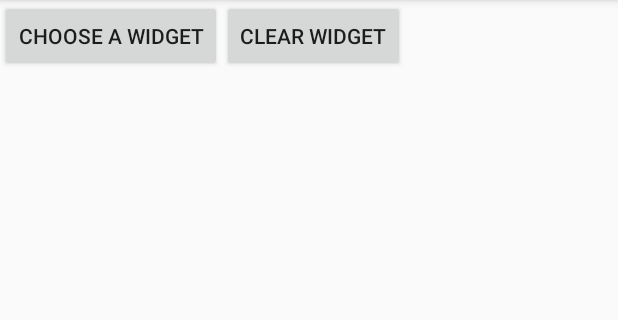
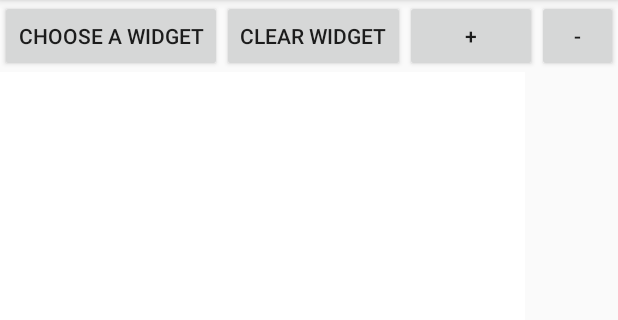
Before and after one commit to ehart1217/WidgetDemo, an Android app: the screen it shows after launch (MainActivity), on a phone screen of 412 x 824 dp, the part 84-404 px from its top. Run offline under Robolectric (Android 15) with nearby library versions, the phone set to English and light mode, and no system bars.

Commit message:
add a new activity to show custom widget picker.

```diff
--- a/app/src/main/AndroidManifest.xml
+++ b/app/src/main/AndroidManifest.xml
@@ -15,6 +15,7 @@
                 <category android:name="android.intent.category.LAUNCHER" />
             </intent-filter>
         </activity>
+        <activity android:name=".ChooseWidgetActivity" />
     </application>
 
 </manifest>
--- a/app/src/main/java/com/example/wanchi/myapplication/MainActivity.java
+++ b/app/src/main/java/com/example/wanchi/myapplication/MainActivity.java
@@ -11,6 +11,7 @@ import android.view.View;
 import android.view.ViewGroup;
 
 import java.util.ArrayList;
+import java.util.List;
 
 public class MainActivity extends AppCompatActivity implements View.OnClickListener {
 
@@ -23,6 +24,8 @@ public class MainActivity extends AppCompatActivity implements View.OnClickListe
     private ViewGroup mContainer;//widget容器
     private View mChooseBtn;
     private View mClearBtn;
+    private View mScaleBtn;
+    private View mMinusBtn;
 
     @Override
     protected void onCreate(Bundle savedInstanceState) {
@@ -37,10 +40,11 @@ public class MainActivity extends AppCompatActivity implements View.OnClickListe
         mContainer = (ViewGroup) findViewById(R.id.activity_widget_container);
         mChooseBtn = findViewById(R.id.activity_choose_widget_btn);
         mClearBtn = findViewById(R.id.activity_clear_widget_btn);
+        mScaleBtn = findViewById(R.id.activity_scale_btn);
+        mMinusBtn = findViewById(R.id.activity_minus_btn);
     }
 
     private void initWidget() {
-        mContainer = (ViewGroup) findViewById(R.id.activity_widget_container);
         mAppWidgetManager = AppWidgetManager.getInstance(this);
         mAppWidgetHost = new AppWidgetHost(this, APPWIDGET_HOST_ID);
     }
@@ -48,6 +52,8 @@ public class MainActivity extends AppCompatActivity implements View.OnClickListe
     private void addListener() {
         mChooseBtn.setOnClickListener(this);
         mClearBtn.setOnClickListener(this);
+        mScaleBtn.setOnClickListener(this);
+        mMinusBtn.setOnClickListener(this);
     }
 
     @Override
@@ -57,7 +63,18 @@ public class MainActivity extends AppCompatActivity implements View.OnClickListe
             selectWidget();
         } else if (id == R.id.activity_clear_widget_btn) {
             clearWidget();
+        } else if (id == R.id.activity_scale_btn) {
+            scaleContainer(1.2f);
+        } else if (id == R.id.activity_minus_btn) {
+            scaleContainer(0.8f);
         }
+    }
+
+    private void scaleContainer(float scalePercent) {
+        ViewGroup.LayoutParams lp = mContainer.getLayoutParams();
+        lp.height *= scalePercent;
+        lp.width *= scalePercent;
+        mContainer.setLayoutParams(lp);
     }
 
     @Override
@@ -74,11 +91,12 @@ public class MainActivity extends AppCompatActivity implements View.OnClickListe
 
 
     private void selectWidget() {
-        int appWidgetId = this.mAppWidgetHost.allocateAppWidgetId();
-        Intent pickIntent = new Intent(AppWidgetManager.ACTION_APPWIDGET_PICK);
-        pickIntent.putExtra(AppWidgetManager.EXTRA_APPWIDGET_ID, appWidgetId);
-        addEmptyData(pickIntent);
-        startActivityForResult(pickIntent, REQUEST_PICK_APPWIDGET);
+//        int appWidgetId = this.mAppWidgetHost.allocateAppWidgetId();
+//        Intent pickIntent = new Intent(AppWidgetManager.ACTION_APPWIDGET_PICK);
+//        pickIntent.putExtra(AppWidgetManager.EXTRA_APPWIDGET_ID, appWidgetId);
+//        addEmptyData(pickIntent);
+//        startActivityForResult(pickIntent, REQUEST_PICK_APPWIDGET);
+        startActivity(new Intent(this, ChooseWidgetActivity.class));
     }
 
     private void addEmptyData(Intent pickIntent) {
@@ -125,6 +143,11 @@ public class MainActivity extends AppCompatActivity implements View.OnClickListe
         }
     }
 
+    private void findAllWidget() {
+        List<AppWidgetProviderInfo> appWidgetProviderInfoList = mAppWidgetManager.getInstalledProviders();
+
+    }
+
     private void clearWidget() {
         int viewCount = mContainer.getChildCount();
         for (int i = 0; i < viewCount; i++) {
--- a/app/src/main/res/layout/activity_main.xml
+++ b/app/src/main/res/layout/activity_main.xml
@@ -23,11 +23,25 @@
             android:layout_height="wrap_content"
             android:text="clear widget"/>
 
+        <Button
+            android:id="@+id/activity_scale_btn"
+            android:layout_width="wrap_content"
+            android:layout_height="wrap_content"
+            android:padding="10dp"
+            android:text="+"/>
+
+        <Button
+            android:id="@+id/activity_minus_btn"
+            android:layout_width="wrap_content"
+            android:layout_height="wrap_content"
+            android:padding="10dp"
+            android:text="-"/>
     </LinearLayout>
 
     <LinearLayout
         android:id="@+id/activity_widget_container"
-        android:layout_width="match_parent"
-        android:layout_height="match_parent"
+        android:layout_width="350dp"
+        android:layout_height="1000dp"
+        android:background="@android:color/white"
         android:orientation="vertical" />
 </LinearLayout>
```
Also changed, not shown: app/src/main/java/com/example/wanchi/myapplication/ChooseWidgetActivity.java (added, +96 -0 lines), app/src/main/res/layout/activity_all_widget_container.xml (added, +38 -0 lines).
